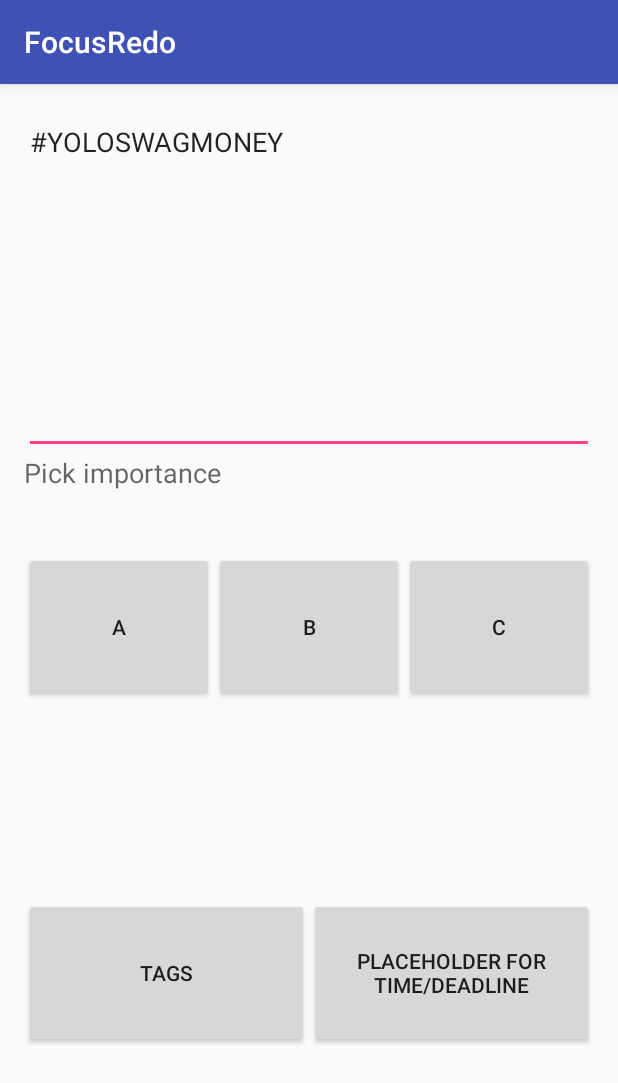
After one commit to bry-jiang/FocusRedo, an Android app: the EditorActivity screen opened directly, with no data from a screen before it, on a phone screen of 412 x 824 dp. The commit adds this screen. Shown: the top 1083 px of the screen. Run offline under Robolectric (Android 15) with nearby library versions, the phone set to English and light mode, and no system bars; 1 statement that could not run was skipped.

Commit message:
Working Intent with editorActivity

```diff
--- a/app/build.gradle
+++ b/app/build.gradle
@@ -23,4 +23,6 @@ dependencies {
     compile fileTree(dir: 'libs', include: ['*.jar'])
     testCompile 'junit:junit:4.12'
     compile 'com.android.support:appcompat-v7:24.1.1'
+    compile 'com.github.markushi:circlebutton:1.1'
+
 }
--- a/app/src/main/AndroidManifest.xml
+++ b/app/src/main/AndroidManifest.xml
@@ -15,6 +15,7 @@
                 <category android:name="android.intent.category.LAUNCHER" />
             </intent-filter>
         </activity>
+        <activity android:name=".EditorActivity"></activity>
     </application>
 
 </manifest>
--- a/app/src/main/java/com/example/bryan/focusredo/DBOpenHelper.java
+++ b/app/src/main/java/com/example/bryan/focusredo/DBOpenHelper.java
@@ -45,7 +45,7 @@ public class DBOpenHelper extends SQLiteOpenHelper {
         db.insert(TABLE_NAME, null, values);
         db.close();
     }
-    public boolean deleteItem(long id) { // !!!!!!!!!! ERRORS???? RETURN??
+    public boolean deleteItem(long id) {
         SQLiteDatabase db = getWritableDatabase();
         String where = ITEM_ID + "=" + id;
         return db.delete(TABLE_NAME, where, null) != 0;
--- /dev/null
+++ b/app/src/main/java/com/example/bryan/focusredo/EditorActivity.java
@@ -0,0 +1,22 @@
+package com.example.bryan.focusredo;
+
+import android.os.Bundle;
+import android.support.v7.app.AppCompatActivity;
+import android.widget.EditText;
+
+public class EditorActivity extends AppCompatActivity {
+
+    @Override
+    protected void onCreate(Bundle savedInstanceState) {
+        super.onCreate(savedInstanceState);
+        setContentView(R.layout.activity_editor);
+
+        Bundle bundle = getIntent().getExtras();
+        boolean itemExists = bundle.getBoolean("itemExists");
+
+        if (itemExists == false) {
+            EditText editText = (EditText) findViewById(R.id.coolID);
+            editText.setText("#YOLOSWAGMONEY");
+        }
+    }
+}
--- a/app/src/main/java/com/example/bryan/focusredo/MainActivity.java
+++ b/app/src/main/java/com/example/bryan/focusredo/MainActivity.java
@@ -1,5 +1,6 @@
 package com.example.bryan.focusredo;
 
+import android.content.Intent;
 import android.database.Cursor;
 import android.os.Bundle;
 import android.support.v7.app.AppCompatActivity;
@@ -24,6 +25,14 @@ public class MainActivity extends AppCompatActivity {
         addItem("Please work");
         populateListView();
     }
+    public void openEditor(boolean itemExists) {
+        Intent intent = new Intent(MainActivity.this, EditorActivity.class);
+        intent.putExtra("itemExist", itemExists);
+        startActivity(intent);
+    }
+    public void openEditorForNewNote(View view) {
+        openEditor(true);
+    }
     public void addItem(String text) {
         dbOpenHelper.getWritableDatabase();
         dbOpenHelper.addItem(text);
@@ -40,10 +49,9 @@ public class MainActivity extends AppCompatActivity {
             String text = editText.getText().toString();
             dbOpenHelper.updateRow(id, text);
         }
+        populateListView();
         cursor.close();
     }
-    //read
-    //print table ^ reads all the data from the database and prints it
     private void setListViewItemClick() {
         ListView listView = (ListView) findViewById(R.id.main_activity_list_view);
         listView.setOnItemClickListener(new AdapterView.OnItemClickListener() {
@@ -60,11 +68,11 @@ public class MainActivity extends AppCompatActivity {
             @Override
             public boolean onItemLongClick(AdapterView<?> adapterView, View view, int i, long id) {
                 deleteItem(id);
+                populateListView();
                 return false;
             }
         });
     }
-
     public void deleteAllItems(View view) {
         dbOpenHelper.deleteAllItems();
         populateListView();
--- /dev/null
+++ b/app/src/main/res/layout/activity_editor.xml
@@ -0,0 +1,85 @@
+<LinearLayout xmlns:android="http://schemas.android.com/apk/res/android"
+    xmlns:tools="http://schemas.android.com/tools"
+    android:layout_width="match_parent"
+    android:layout_height="match_parent"
+    android:paddingBottom="60dp"
+    android:paddingLeft="@dimen/activity_horizontal_margin"
+    android:paddingRight="@dimen/activity_horizontal_margin"
+    android:paddingTop="@dimen/activity_vertical_margin"
+    android:orientation="vertical"
+    tools:context="com.example.bryan.focusredo.EditorActivity">
+
+
+    <EditText
+        android:id="@+id/coolID"
+        android:layout_width="match_parent"
+        android:layout_height="match_parent"
+        android:layout_alignParentEnd="true"
+        android:layout_alignParentLeft="true"
+        android:layout_alignParentRight="true"
+        android:layout_alignParentStart="true"
+        android:layout_alignParentTop="true"
+        android:layout_weight="1"
+        android:gravity="top"
+        android:hint="Enter note here"
+        android:inputType="textMultiLine|textCapSentences" />
+
+    <RelativeLayout
+        android:layout_width="match_parent"
+        android:layout_height="match_parent"
+        android:layout_weight="1">
+
+        <LinearLayout
+            android:layout_width="match_parent"
+            android:layout_height="match_parent"
+            android:layout_weight="1"
+            android:orientation="horizontal">
+            <Button
+                android:layout_width="100dp"
+                android:layout_height="100dp"
+                android:layout_gravity="center_vertical"
+                android:layout_weight="1"
+                android:text="A" />
+            <Button
+                android:layout_width="100dp"
+                android:layout_height="100dp"
+                android:layout_gravity="center_vertical"
+                android:layout_weight="1"
+                android:text="B" />
+            <Button
+                android:layout_width="100dp"
+                android:layout_height="100dp"
+                android:layout_gravity="center_vertical"
+                android:layout_weight="1"
+                android:text="C" />
+        </LinearLayout>
+
+        <TextView
+            android:layout_width="wrap_content"
+            android:layout_height="wrap_content"
+            android:textAppearance="?android:attr/textAppearanceMedium"
+            android:text="Pick importance"
+            android:id="@+id/textView6" />
+    </RelativeLayout>
+
+    <LinearLayout
+        android:layout_width="match_parent"
+        android:layout_height="match_parent"
+        android:layout_weight="1">
+        <Button
+            android:layout_width="100dp"
+            android:layout_height="100dp"
+            android:layout_weight="1"
+            android:layout_gravity="center_vertical"
+            android:text="Tags" />
+        <Button
+            android:layout_width="100dp"
+            android:layout_height="100dp"
+            android:layout_weight="1"
+            android:layout_gravity="center_vertical"
+            android:text="Placeholder for time/deadline" />
+
+    </LinearLayout>
+
+
+</LinearLayout>
--- a/app/src/main/res/layout/activity_main.xml
+++ b/app/src/main/res/layout/activity_main.xml
@@ -3,6 +3,7 @@
     xmlns:tools="http://schemas.android.com/tools"
     android:layout_width="match_parent"
     android:layout_height="match_parent"
+    xmlns:app="http://schemas.android.com/apk/res-auto"
     android:paddingBottom="@dimen/activity_vertical_margin"
     android:paddingLeft="@dimen/activity_horizontal_margin"
     android:paddingRight="@dimen/activity_horizontal_margin"
@@ -13,6 +14,16 @@
         android:id="@+id/main_activity_list_view"
         android:layout_width="match_parent"
         android:layout_height="match_parent"></ListView>
+    <at.markushi.ui.CircleButton
+        android:layout_width="64dp"
+        android:layout_height="64dp"
+        app:cb_color="@color/colorAccent"
+        app:cb_pressedRingWidth="8dp"
+        android:layout_alignParentBottom="true"
+        android:layout_alignParentEnd="true"
+        android:layout_alignParentRight="true"
+        android:src="@drawable/plus"
+        android:onClick="openEditorForNewNote"/>
 
     <Button
         android:layout_width="wrap_content"
```
Also changed, not shown: app/src/main/res/drawable/plus.png (added).
